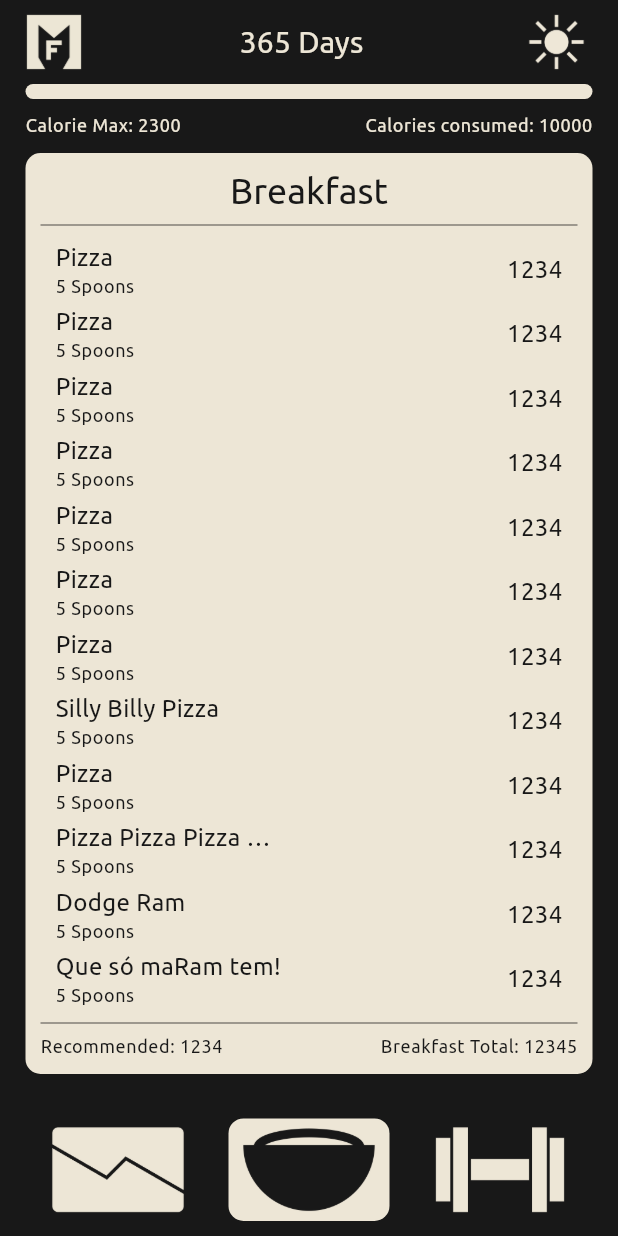
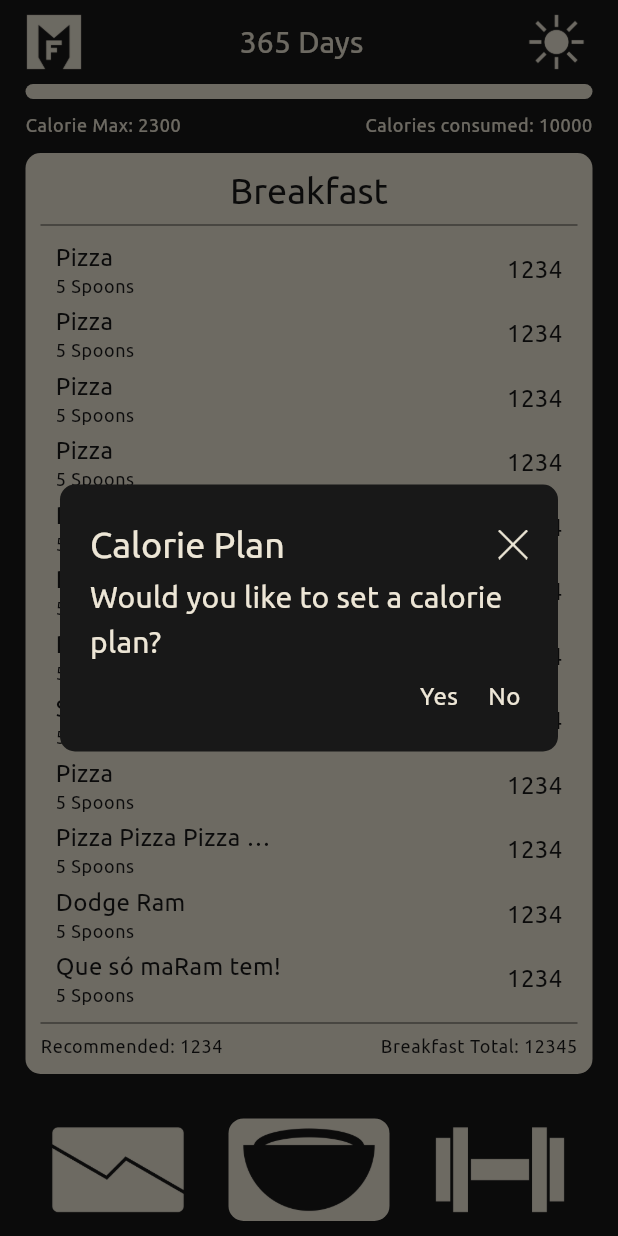
Before and after one commit to Myoro/MyoroFitness, a Flutter app: the screen it shows after launch, on a phone screen of 412 x 824 dp. Run offline on Flutter 3.47's test engine with Material 3 defaults, Android fonts, the phone set to English and light mode, and no system bars; our stand-ins replace flutter_bloc, sqflite, sqflite_common_ffi; missing offline and left inert: window_manager; accounts and stored records are empty; project files that could hold a hidden picture were left out.

Commit message:
Big things coming

```diff
--- a/myoro_fitness/lib/main.dart
+++ b/myoro_fitness/lib/main.dart
@@ -1,33 +1,65 @@
+import "dart:io";
 import "package:flutter/material.dart";
+import "package:flutter/foundation.dart";
+import "package:flutter/services.dart";
 import "package:flutter_bloc/flutter_bloc.dart";
+import "package:window_manager/window_manager.dart";
 import "package:myoro_fitness/bloc/dark_mode_bloc.dart";
 import "package:myoro_fitness/themes.dart";
-import "package:myoro_fitness/screens/main_screen.dart";
-import "package:myoro_fitness/database/database.dart";
+import "package:myoro_fitness/database.dart";
+import "package:myoro_fitness/widgets/top_bar.dart";
+import "package:myoro_fitness/widgets/navigation_bar/footer_navigation_bar.dart";
+import "package:myoro_fitness/widgets/navigation_bar/side_navigation_bar.dart";
+import "package:myoro_fitness/pages/calories_page.dart";
 
+void main() async {
+  WidgetsFlutterBinding.ensureInitialized();
 
+  if(!Platform.isAndroid && !Platform.isIOS) {
+    await windowManager.ensureInitialized();
+    WindowManager.instance.setMinimumSize(const Size(500, 500));
+  }
 
+  SystemChrome.setPreferredOrientations([ DeviceOrientation.portraitUp ]);
 
-void main() => runApp(
-  BlocProvider(
-    create: (context) => DarkModeBloc(),
-    child:  const App(),
-  )
-);
+  if(kDebugMode) await Database().resetDatabase();
+  await Database().init;
+
+  runApp(
+    BlocProvider(
+      create: (context) => DarkModeBloc(),
+      child:  const App(),
+    )
+  );
+}
 
 class App extends StatelessWidget {
   const App({super.key});
 
   @override
   Widget build(BuildContext context) {
-    Database().init();
-
     return BlocBuilder<DarkModeBloc, DarkModeState>(
       builder: (context, darkModeState) {
         return MaterialApp(
           title: "MyoroFitness",
           theme: darkModeState.enabled ? dark : light,
-          home:  const MainScreen()
+          home:  Scaffold(
+            appBar: const TopBar(),
+            body: (Platform.isAndroid || Platform.isIOS)
+              ? const Column(
+                children: [
+                  CaloriesPage(),
+                  FooterNavigationBar()
+                ]
+              )
+              :
+              const Row(
+                children: [
+                  SideNavigationBar(),
+                  CaloriesPage()
+                ]
+              )
+          )
         );
       }
     );
--- a/myoro_fitness/lib/pages/calories_page.dart
+++ b/myoro_fitness/lib/pages/calories_page.dart
@@ -1,7 +1,16 @@
 import "package:flutter/material.dart";
+import "package:myoro_fitness/database.dart";
+import "package:myoro_fitness/widgets/modals/confirmation_modal.dart";
 
-class CaloriesPage extends StatelessWidget {
-  CaloriesPage({ super.key });
+class CaloriesPage extends StatefulWidget {
+  const CaloriesPage({ super.key });
+
+  @override
+  State<CaloriesPage> createState() => _CaloriesPageState();
+}
+
+class _CaloriesPageState extends State<CaloriesPage> {
+  bool isModalShown = false;
 
   final List<String> mockMeals = [ "Breakfast", "Lunch", "Dinner", "Snacks" ];
   final List<Map<String, String>> mockFoods = [
@@ -22,6 +31,37 @@ class CaloriesPage extends StatelessWidget {
   @override
   Widget build(BuildContext context) {
     final ThemeData theme = Theme.of(context);
+
+    // Since this is the initial page, we check if the tdee & calorie deficit has been set
+    Database().get("calorie_plan").then((row) {
+      if(row["remind_user"] == 1 && !isModalShown) {
+        setState(() { isModalShown = true; });
+        showDialog(
+          context: context,
+          builder: (context) {
+            return ConfirmationModal(
+              title: "Calorie Plan",
+              message: "Would you like to set a calorie plan?",
+              onYes: () {
+                Navigator.pop(context);
+
+                showDialog(
+                  context: context,
+                  builder: (context) {
+                    return ConfirmationModal(
+                      title: "Getting your TDEE",
+                      message: "This is a tomorrow issue",
+                      onYes: () => print("TODO")
+                    );
+                  }
+                );
+              },
+              onNo: () => Database().update("calorie_plan", "remind_user", 0)
+            );
+          }
+        );
+      }
+    });
 
     return Expanded(
       child: Container(
--- a/myoro_fitness/lib/screens/main_screen.dart
+++ /dev/null
@@ -1,33 +0,0 @@
-import "package:flutter/material.dart";
-import "package:myoro_fitness/widgets/top_bar.dart";
-import "package:myoro_fitness/widgets/navigation_bar/footer_navigation_bar.dart";
-import "package:myoro_fitness/widgets/navigation_bar/side_navigation_bar.dart";
-import "package:myoro_fitness/pages/calories_page.dart";
-
-class MainScreen extends StatelessWidget {
-  const MainScreen({ super.key });
-
-  @override
-  Widget build(BuildContext context) {
-    final double screenWidth  = MediaQuery.of(context).size.width;
-    final double screenHeight = MediaQuery.of(context).size.height;
-
-    return Scaffold(
-      appBar: const TopBar(),
-      body: (screenWidth < screenHeight)
-        ? Column(
-          children: [
-            CaloriesPage(),
-            const FooterNavigationBar()
-          ]
-        )
-        :
-        Row(
-          children: [
-            const SideNavigationBar(),
-            CaloriesPage()
-          ]
-        )
-    );
-  }
-}
--- a/myoro_fitness/lib/themes.dart
+++ b/myoro_fitness/lib/themes.dart
@@ -25,7 +25,7 @@ final ThemeData dark = ThemeData(
     bodyMedium:  _normal(color: const Color(0xFFEDE6D6), fontSize: 16),
     bodySmall:   _normal(color: const Color(0xFFEDE6D6), fontSize: 12),
     titleLarge:  _normal(color: const Color(0xFFEDE6D6), fontSize: 24),
-    titleMedium: _normal(color: const Color(0xFFEDE6D6), fontSize: 20)
+    titleMedium: _normal(color: const Color(0xFFEDE6D6), fontSize: 20),
   )
 );
 
@@ -47,6 +47,6 @@ final ThemeData light = ThemeData(
     bodyMedium:  _normal(color: const Color(0xFF181818), fontSize: 16),
     bodySmall:   _normal(color: const Color(0xFF181818), fontSize: 12),
     titleLarge:  _normal(color: const Color(0xFF181818), fontSize: 24),
-    titleMedium: _normal(color: const Color(0xFF181818), fontSize: 20)
+    titleMedium: _normal(color: const Color(0xFF181818), fontSize: 20),
   )
 );
--- /dev/null
+++ b/myoro_fitness/lib/widgets/buttons/text_hover_button.dart
@@ -0,0 +1,41 @@
+import "package:flutter/material.dart";
+
+class TextHoverButton extends StatefulWidget {
+  final String title;
+  final Function onTap;
+
+  const TextHoverButton({ super.key, required this.title, required this.onTap });
+
+  @override
+  State<TextHoverButton> createState() => _TextHoverButtonState();
+}
+
+class _TextHoverButtonState extends State<TextHoverButton> {
+  bool hovered = false;
+
+  @override
+  Widget build(BuildContext context) {
+    final ThemeData theme = Theme.of(context);
+
+    return InkWell(
+      onTap: () => widget.onTap(),
+      onHover: (hovered) => setState(() { this.hovered = hovered; }),
+      splashColor: Colors.transparent,
+      child: Container(
+        decoration: BoxDecoration(
+          borderRadius: BorderRadius.circular(10),
+          color:        hovered ? theme.colorScheme.onPrimary : null
+        ),
+        child: Padding(
+          padding: const EdgeInsets.all(5),
+          child: Text(
+            widget.title,
+            style: theme.textTheme.bodyMedium!.copyWith(
+              color: hovered ? theme.colorScheme.primary : theme.colorScheme.onPrimary
+            )
+          ),
+        ),
+      )
+    );
+  }
+}
--- /dev/null
+++ b/myoro_fitness/lib/widgets/modals/confirmation_modal.dart
@@ -0,0 +1,74 @@
+import "package:flutter/material.dart";
+import "package:myoro_fitness/widgets/buttons/button_without_feedback.dart";
+import "package:myoro_fitness/widgets/buttons/text_hover_button.dart";
+
+class ConfirmationModal extends StatelessWidget {
+  final String title;
+  final String message;
+  final Function onYes;
+  final Function? onNo;
+
+  const ConfirmationModal({
+    super.key,
+    required this.title,
+    required this.message,
+    required this.onYes,
+    this.onNo
+  });
+
+  @override
+  Widget build(BuildContext context) {
+    final ThemeData theme = Theme.of(context);
+
+    return AlertDialog(
+      shape: RoundedRectangleBorder(
+        borderRadius: BorderRadius.circular(10),
+      ),
+      contentPadding: const EdgeInsets.all(20),
+      content: Column(
+        mainAxisSize: MainAxisSize.min,
+        children: [
+          Row(
+            mainAxisAlignment: MainAxisAlignment.spaceBetween,
+            children: [
+              Text(title, style: theme.textTheme.titleLarge),
+              ButtonWithoutFeedback(
+                onTap: () => Navigator.pop(context),
+                child: Padding(
+                  padding: const EdgeInsets.only(top: 10, bottom: 10, left: 10, right: 0),
+                  child: Image.asset(
+                    "assets/img/Close${(theme.brightness == Brightness.dark) ? 'Dark' : 'Light'}.png",
+                    width:  20,
+                    height: 20
+                  ),
+                )
+              )
+            ]
+          ),
+          Text(
+            message,
+            style: theme.textTheme.titleMedium
+          ),
+          const SizedBox(height: 5),
+          Row(
+            mainAxisAlignment: MainAxisAlignment.end,
+            children: [
+              TextHoverButton(
+                title: "Yes",
+                onTap: onYes
+              ),
+              const SizedBox(width: 10),
+              TextHoverButton(
+                title: "No",
+                onTap: () {
+                  if(onNo != null) onNo!();
+                  Navigator.pop(context);
+                }
+              )
+            ]
+          )
+        ]
+      ),
+    );
+  }
+}
--- a/myoro_fitness/pubspec.yaml
+++ b/myoro_fitness/pubspec.yaml
@@ -17,6 +17,7 @@ dependencies:
   sqlite3_flutter_libs: ^0.5.18
   path: ^1.8.3
   path_provider: ^2.1.1
+  window_manager: ^0.3.7
 
 dev_dependencies:
   flutter_test:
```
Also changed, not shown: myoro_fitness/lib/database.dart (added, +67 -0 lines), myoro_fitness/lib/database/database.dart (deleted, +0 -42 lines), myoro_fitness/assets/img/CloseDark.png (added), myoro_fitness/assets/img/CloseLight.png (added), myoro_fitness/pubspec.lock, 5 other files.
